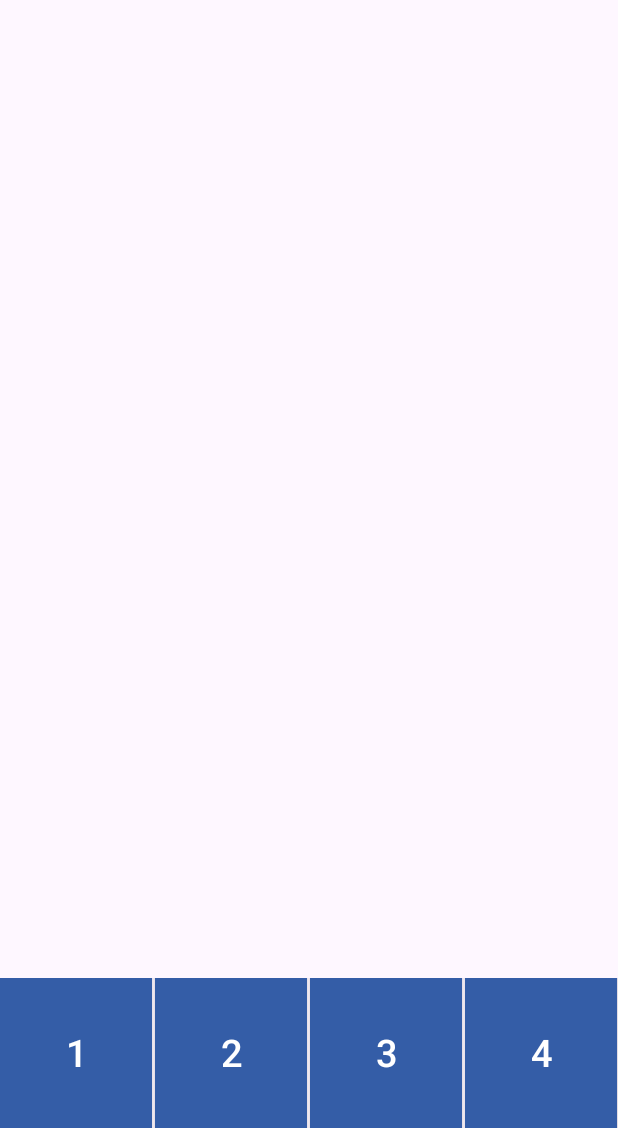
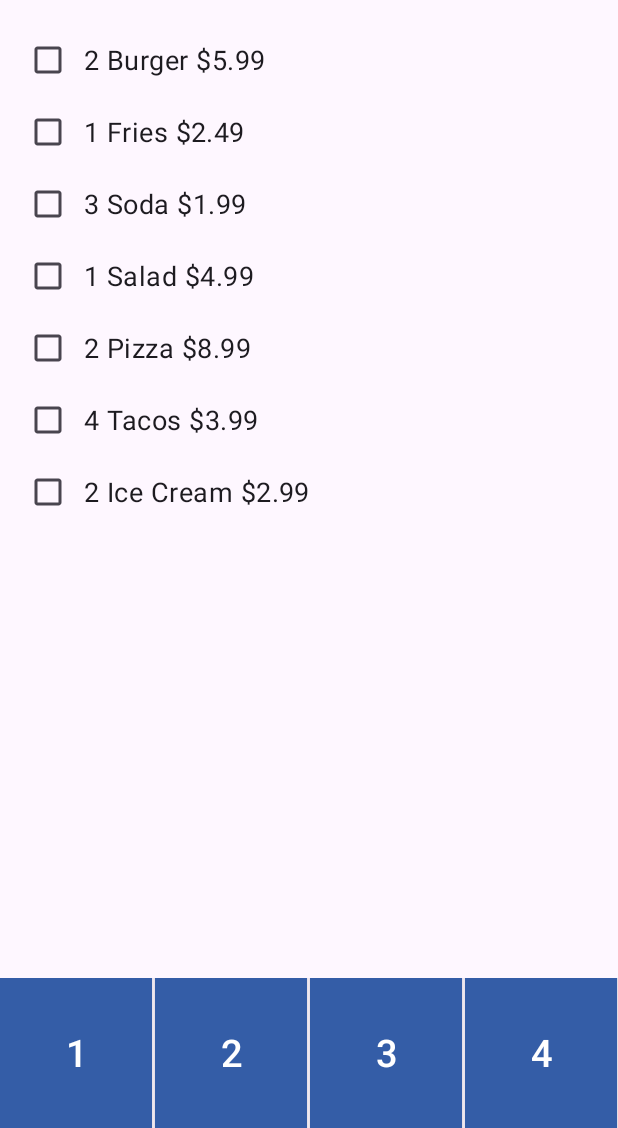
Before and after one commit to jnh12/Fair-Share, an Android app: the listReceipt screen opened directly, with no data from a screen before it, on a phone screen of 412 x 824 dp, the part 108-1236 px from its top. Run offline under Robolectric (Android 15) with nearby library versions, the phone set to English and light mode, and no system bars.

Commit message:
added dummy items list

```diff
--- a/app/src/main/res/layout/activity_list_reciept.xml
+++ b/app/src/main/res/layout/activity_list_reciept.xml
@@ -42,4 +42,72 @@
         app:layout_constraintStart_toStartOf="parent"
         app:layout_constraintEnd_toEndOf="parent"/>
 
+    <ScrollView
+        android:id="@+id/scrollView"
+        android:layout_width="0dp"
+        android:layout_height="0dp"
+        app:layout_constraintTop_toBottomOf="@id/headerBar"
+        app:layout_constraintBottom_toTopOf="@id/buttonContainer"
+        app:layout_constraintStart_toStartOf="parent"
+        app:layout_constraintEnd_toEndOf="parent"
+        app:layout_constraintVertical_bias="0.0">
+
+        <LinearLayout
+            android:id="@+id/itemContainer"
+            android:layout_width="match_parent"
+            android:layout_height="wrap_content"
+            android:orientation="vertical"
+            android:padding="16dp">
+
+            <CheckBox
+                android:layout_width="wrap_content"
+                android:layout_height="wrap_content"
+                android:text="2 Burger $5.99"
+                android:textSize="18sp"
+                android:padding="8dp" />
+
+            <CheckBox
+                android:layout_width="wrap_content"
+                android:layout_height="wrap_content"
+                android:text="1 Fries $2.49"
+                android:textSize="18sp"
+                android:padding="8dp" />
+
+            <CheckBox
+                android:layout_width="wrap_content"
+                android:layout_height="wrap_content"
+                android:text="3 Soda $1.99"
+                android:textSize="18sp"
+                android:padding="8dp" />
+
+            <CheckBox
+                android:layout_width="wrap_content"
+                android:layout_height="wrap_content"
+                android:text="1 Salad $4.99"
+                android:textSize="18sp"
+                android:padding="8dp" />
+
+            <CheckBox
+                android:layout_width="wrap_content"
+                android:layout_height="wrap_content"
+                android:text="2 Pizza $8.99"
+                android:textSize="18sp"
+                android:padding="8dp" />
+
+            <CheckBox
+                android:layout_width="wrap_content"
+                android:layout_height="wrap_content"
+                android:text="4 Tacos $3.99"
+                android:textSize="18sp"
+                android:padding="8dp" />
+
+            <CheckBox
+                android:layout_width="wrap_content"
+                android:layout_height="wrap_content"
+                android:text="2 Ice Cream $2.99"
+                android:textSize="18sp"
+                android:padding="8dp" />
+        </LinearLayout>
+    </ScrollView>
+
 </androidx.constraintlayout.widget.ConstraintLayout>
```
